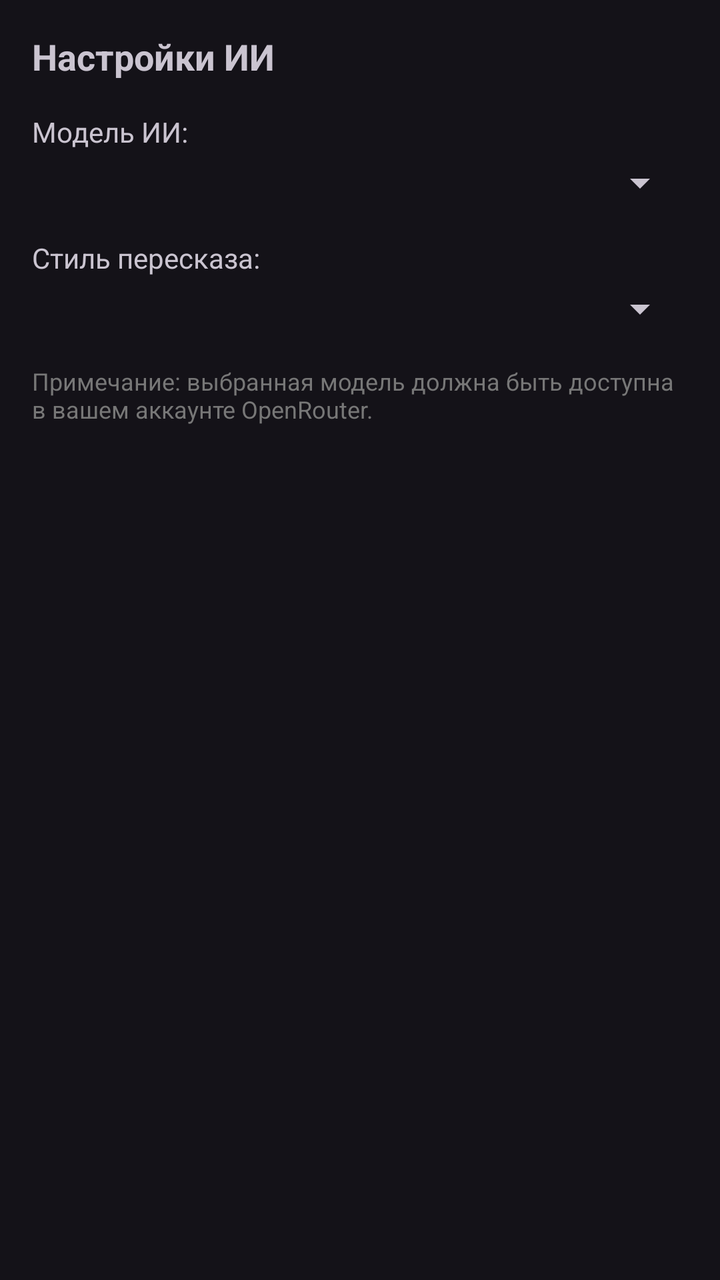
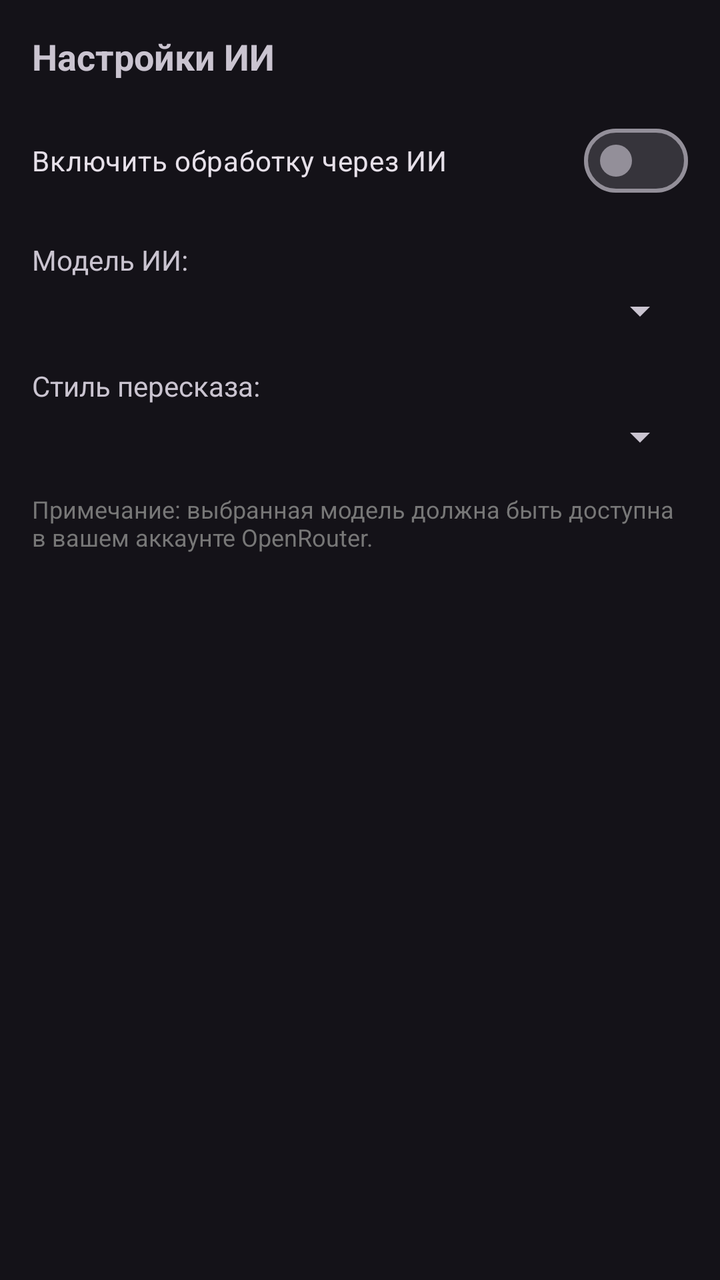

Screens rendered from an Android XML layout before and after an edit, with the pre-edit source and the edit as a unified diff.
<!-- AndroidManifest.xml: application theme Theme.TelegramNewsReader -->
<!-- res/layout/dialog_ai_settings.xml -->
<?xml version="1.0" encoding="utf-8"?>
<ScrollView xmlns:android="http://schemas.android.com/apk/res/android"
    android:layout_width="match_parent"
    android:layout_height="wrap_content">

    <LinearLayout
        android:layout_width="match_parent"
        android:layout_height="wrap_content"
        android:orientation="vertical"
        android:padding="16dp">

        <TextView
            android:layout_width="wrap_content"
            android:layout_height="wrap_content"
            android:text="Настройки ИИ"
            android:textSize="18sp"
            android:textStyle="bold"
            android:layout_marginBottom="16dp"/>

        <TextView
            android:layout_width="wrap_content"
            android:layout_height="wrap_content"
            android:text="Модель ИИ:"
            android:layout_marginBottom="4dp"/>
        <Spinner
            android:id="@+id/spinner_ai_model"
            android:layout_width="match_parent"
            android:layout_height="wrap_content"
            android:layout_marginBottom="16dp"/>

        <TextView
            android:layout_width="wrap_content"
            android:layout_height="wrap_content"
            android:text="Стиль пересказа:"
            android:layout_marginBottom="4dp"/>
        <Spinner
            android:id="@+id/spinner_ai_style"
            android:layout_width="match_parent"
            android:layout_height="wrap_content"
            android:layout_marginBottom="16dp"/>

        <TextView
            android:layout_width="wrap_content"
            android:layout_height="wrap_content"
            android:text="Примечание: выбранная модель должна быть доступна в вашем аккаунте OpenRouter."
            android:textSize="12sp"
            android:textColor="#777777"
            android:layout_marginBottom="8dp"/>

    </LinearLayout>
</ScrollView>
<!-- resources referenced by this layout -->
<resources>
  <style name="Theme.TelegramNewsReader" parent="Theme.TelegramNewsReader.Purple" />
  <style name="Theme.TelegramNewsReader.Purple" parent="Theme.Material3.Dark.NoActionBar">
          <item name="colorPrimary">@color/purple_500</item>
          <item name="colorPrimaryVariant">@color/purple_700</item>
          <item name="colorOnPrimary">@color/white</item>
          <item name="android:statusBarColor">?attr/colorPrimaryVariant</item>
          <item name="actionBarStyle">@style/CustomActionBarStyle</item>
      </style>
  <color name="purple_500">#FF6200EE</color>
  <color name="purple_700">#FF3700B3</color>
  <color name="white">#FFFFFFFF</color>
  <style name="CustomActionBarStyle" parent="Widget.Material3.ActionBar.Solid">
          <item name="titleTextStyle">@style/CustomActionBarTitle</item>
          <item name="android:titleTextStyle">@style/CustomActionBarTitle</item>
      </style>
  <style name="CustomActionBarTitle" parent="TextAppearance.Material3.ActionBar.Title">
          <item name="android:textSize">18sp</item>
          <item name="android:textStyle">bold</item>
          <item name="android:textColor">@color/white</item>
          <item name="android:gravity">center</item>
          <item name="android:layout_gravity">center</item>
      </style>
</resources>

<!-- the commit's change to res/layout/dialog_ai_settings.xml (unified diff, before → after) -->
@@ -16,6 +16,13 @@
             android:textSize="18sp"
             android:textStyle="bold"
             android:layout_marginBottom="16dp"/>
+
+        <com.google.android.material.materialswitch.MaterialSwitch
+            android:id="@+id/switch_ai_enabled"
+            android:layout_width="match_parent"
+            android:layout_height="wrap_content"
+            android:text="Включить обработку через ИИ"
+            android:layout_marginBottom="16dp" />
 
         <TextView
             android:layout_width="wrap_content"
